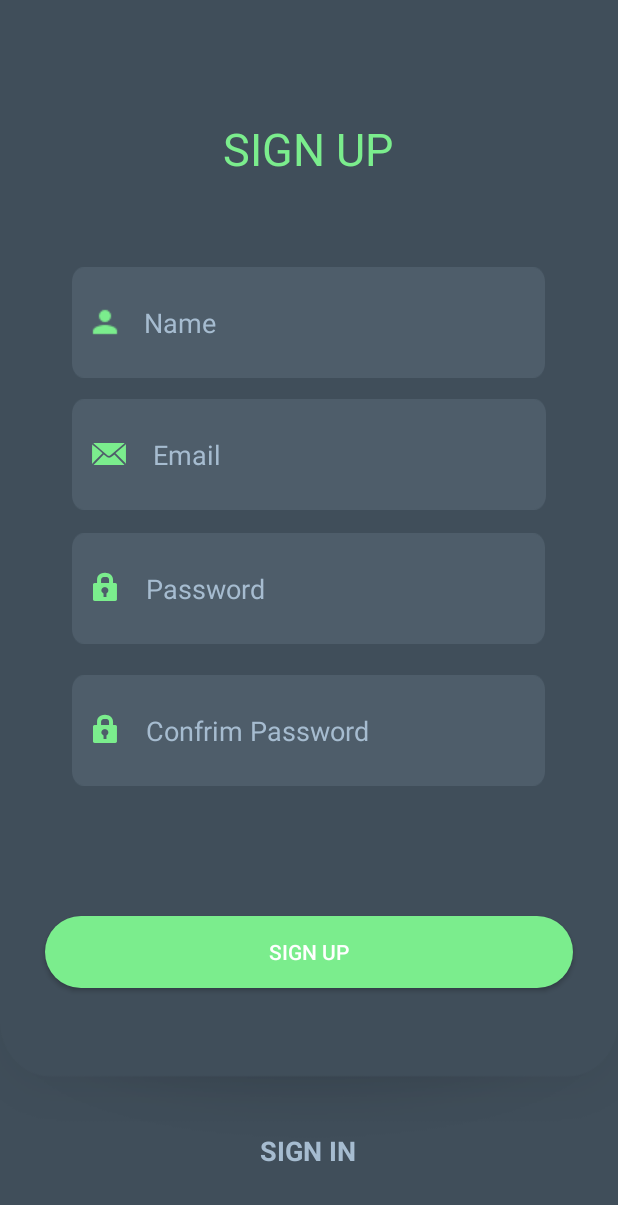
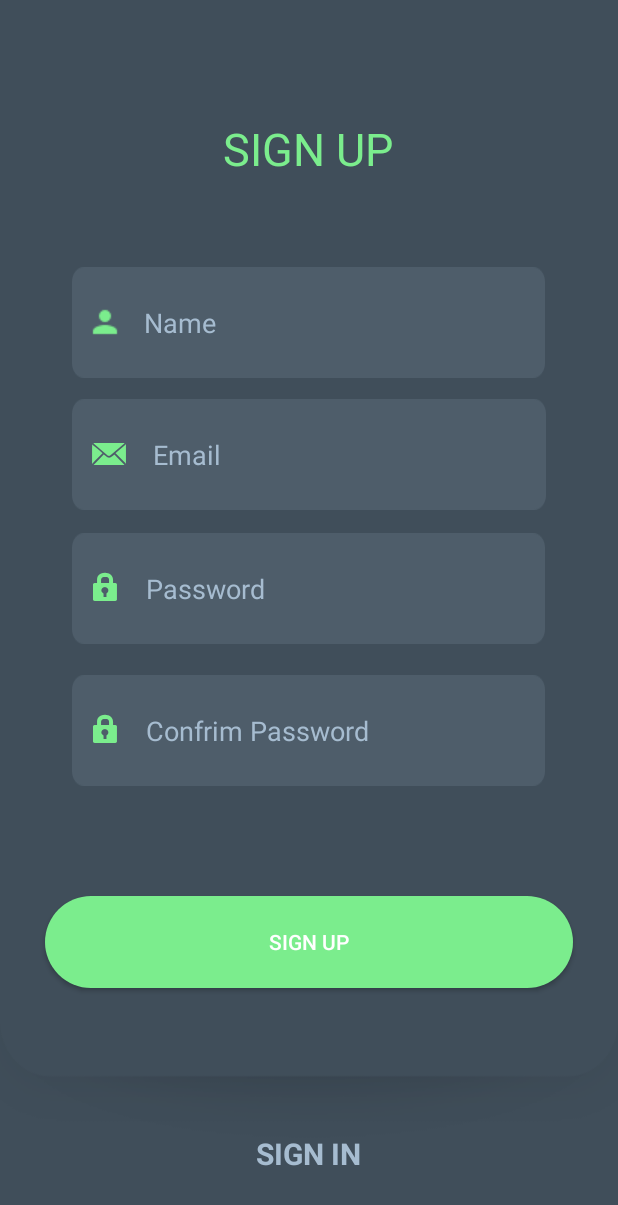
Before and after one commit to Parth123-Pro/Android-App-3, an Android app: the screen it shows after launch (RegistrationActivity), after a tap on "CREATE ACCOUNT", on a phone screen of 412 x 824 dp. Shown: the top 1205 px of the screen. Run offline under Robolectric (Android 15) with nearby library versions, the phone set to English and light mode, and no system bars; our stand-ins replace Volley; Roboto replaces fonts that are not available here; 2 other taps on this screen came first.

Commit message:
Updated by Hacker

```diff
--- a/app/src/main/res/layout/activity_login.xml
+++ b/app/src/main/res/layout/activity_login.xml
@@ -99,7 +99,7 @@
     <TextView
         android:id="@+id/linkrr1"
         android:layout_width="match_parent"
-        android:layout_height="59dp"
+        android:layout_height="50dp"
         android:layout_alignParentBottom="true"
         android:layout_centerInParent="true"
         android:layout_marginStart="87dp"
--- a/app/src/main/res/layout/activity_registration.xml
+++ b/app/src/main/res/layout/activity_registration.xml
@@ -107,8 +107,8 @@
 
     <Button
         android:id="@+id/btnreg"
-        android:layout_width="match_parent"
-        android:layout_height="wrap_content"
+        android:layout_width="380dp"
+        android:layout_height="61dp"
         android:layout_alignParentStart="true"
         android:layout_alignParentLeft="true"
         android:layout_alignParentEnd="true"
@@ -119,17 +119,16 @@
         android:layout_marginEnd="30dp"
         android:layout_marginRight="30dp"
         android:layout_marginBottom="165dp"
-        android:textColor="@color/white"
+        android:background="@drawable/btn"
         android:gravity="center"
-        android:background="@drawable/btn"
-        android:text="Sign up" />
-
+        android:text="Sign up"
+        android:textColor="@color/white" />
 
 
     <TextView
         android:id="@+id/linklog1"
         android:layout_width="match_parent"
-        android:layout_height="53dp"
+        android:layout_height="50dp"
         android:layout_alignParentBottom="true"
         android:layout_centerInParent="true"
         android:layout_marginStart="87dp"
@@ -139,7 +138,7 @@
         android:gravity="center"
         android:text="SIGN IN"
         android:textColor="@color/Text_color"
-        android:textSize="18sp"
-        android:textStyle="bold"/>
+        android:textSize="20dp"
+        android:textStyle="bold" />
 
 </RelativeLayout>
--- a/app/src/main/res/layout/fragment_home.xml
+++ b/app/src/main/res/layout/fragment_home.xml
@@ -4,7 +4,7 @@
     xmlns:tools="http://schemas.android.com/tools"
     android:layout_width="match_parent"
     android:layout_height="match_parent"
-    android:background="@color/Black"
+    android:background="@drawable/background"
     android:orientation="vertical"
 
 
```
